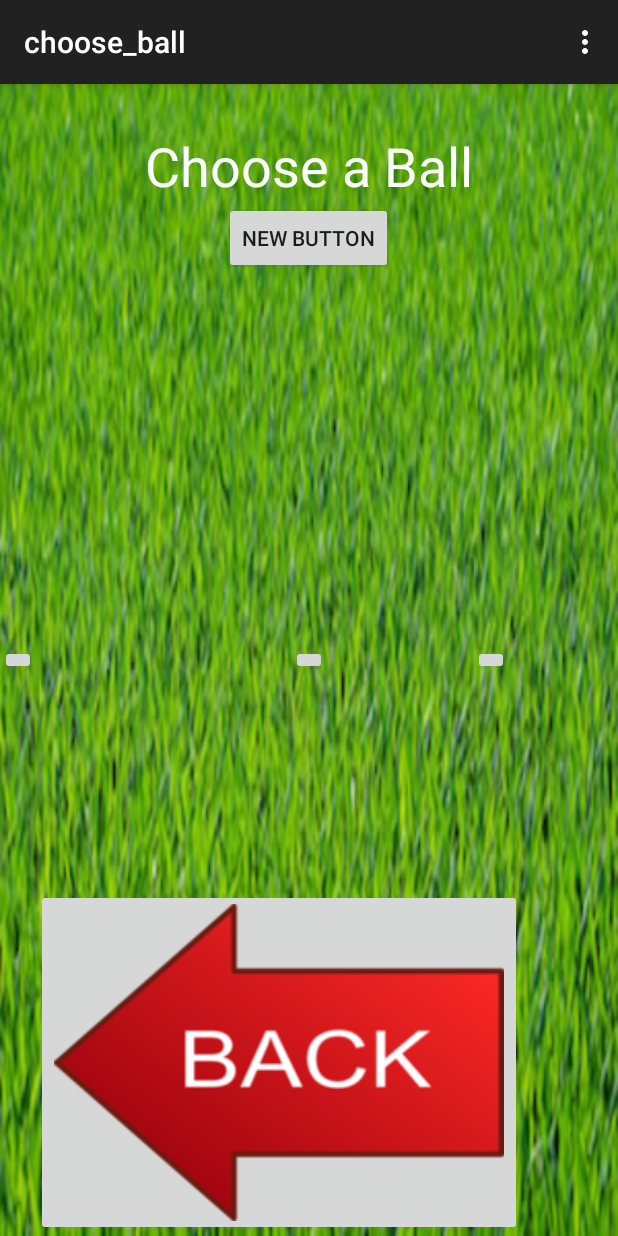
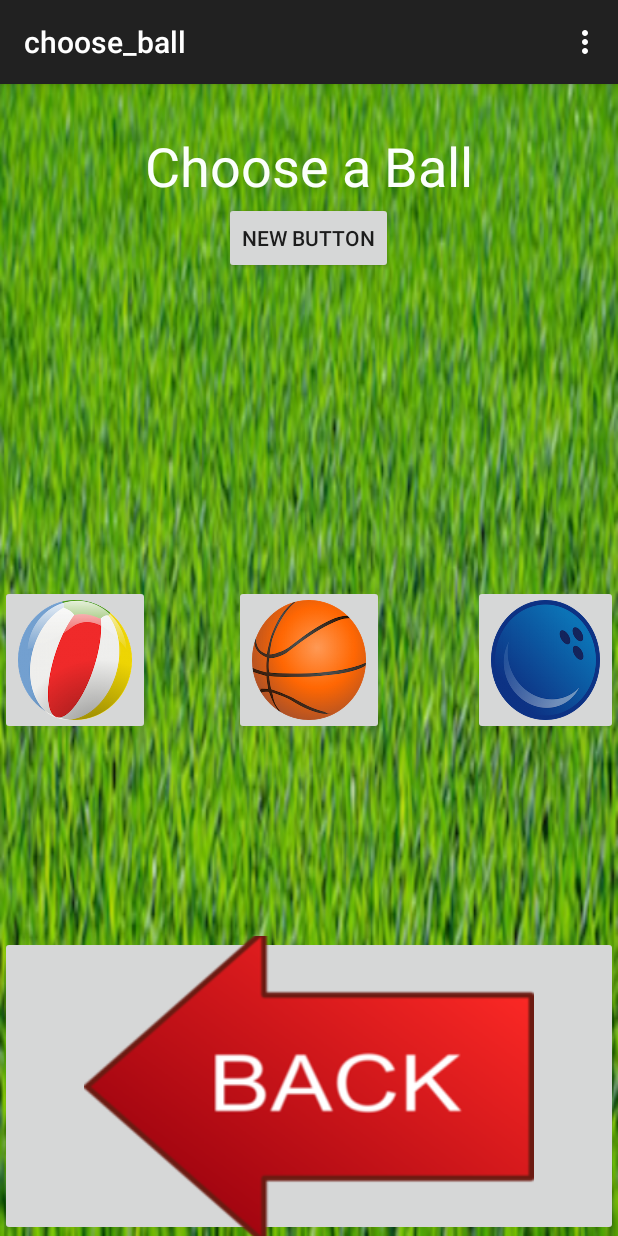
Before and after one commit to Darthpwner/Keepy-Uppy-Android, an Android app: the choose_ball screen opened directly, with no data from a screen before it, on a phone screen of 412 x 824 dp. Run offline under Robolectric (Android 15) with nearby library versions, the phone set to English and light mode, and no system bars.

Commit message:
Cleaned up my UI

```diff
--- a/app/src/main/res/layout/activity_choose_ball.xml
+++ b/app/src/main/res/layout/activity_choose_ball.xml
@@ -32,38 +32,43 @@
         android:textColor="#fffbfffb" />
 
     <ImageButton
-        android:layout_width="wrap_content"
-        android:layout_height="wrap_content"
+        android:layout_width="100dp"
+        android:layout_height="100dp"
         android:id="@+id/beach_ball_button"
         android:layout_centerVertical="true"
         android:layout_alignParentLeft="true"
-        android:layout_alignParentStart="true" />
+        android:layout_alignParentStart="true"
+        android:src="@drawable/beach_ball"
+        android:scaleType="fitXY" />
 
     <ImageButton
-        android:layout_width="wrap_content"
-        android:layout_height="wrap_content"
+        android:layout_width="100dp"
+        android:layout_height="100dp"
         android:id="@+id/basketball_button"
         android:layout_centerVertical="true"
-        android:layout_centerHorizontal="true" />
+        android:layout_centerHorizontal="true"
+        android:scaleType="fitXY"
+        android:src="@drawable/basketball" />
 
     <ImageButton
-        android:layout_width="wrap_content"
-        android:layout_height="wrap_content"
+        android:layout_width="100dp"
+        android:layout_height="100dp"
         android:id="@+id/bowling_ball_button"
         android:layout_centerVertical="true"
         android:layout_toRightOf="@+id/choose_ball_title"
-        android:layout_toEndOf="@+id/choose_ball_title" />
+        android:layout_toEndOf="@+id/choose_ball_title"
+        android:scaleType="fitXY"
+        android:src="@drawable/bowling_ball" />
 
     <ImageButton
-        android:layout_width="wrap_content"
-        android:layout_height="wrap_content"
+        android:layout_width="500dp"
+        android:layout_height="200dp"
         android:id="@+id/back_arrow_button"
         android:src="@drawable/back_arrow"
+        android:focusableInTouchMode="false"
+        android:onClick="onClickBackArrow"
         android:layout_alignParentBottom="true"
-        android:layout_toRightOf="@+id/beach_ball_button"
-        android:layout_toEndOf="@+id/beach_ball_button"
-        android:focusableInTouchMode="false"
-        android:onClick="onClickBackArrow" />
+        android:layout_centerHorizontal="true" />
 
     <Button
         android:layout_width="wrap_content"
```
Also changed, not shown: app/src/main/res/layout/activity_choose_background.xml (+15 -9 lines), 3 other files.
